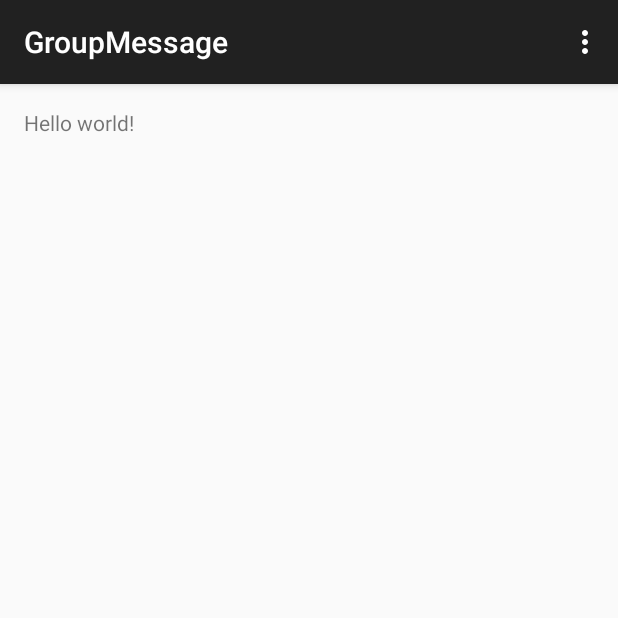
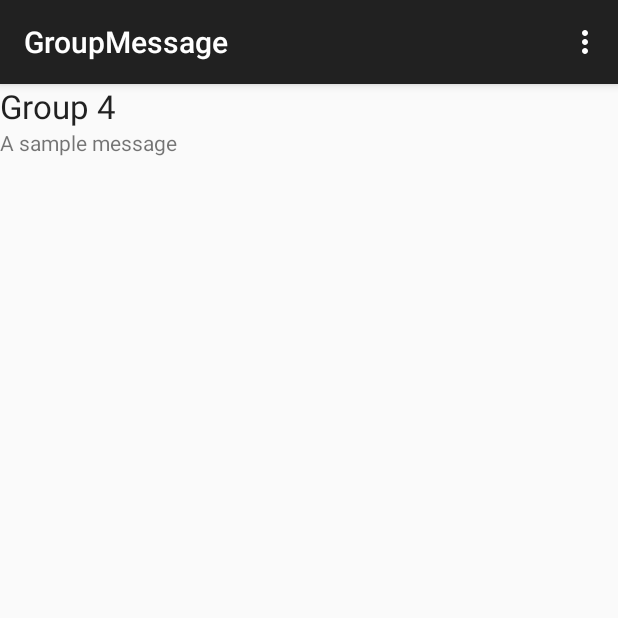
Before and after one commit to vaneyck/group-message, an Android app: the screen it shows after launch (MainActivity), on a phone screen of 412 x 824 dp, the top half of it. Run offline under Robolectric (Android 15) with nearby library versions, the phone set to English and light mode, and no system bars; libraries missing offline, so code that uses them is left out: com.orm; 1 statement that could not run was skipped.

Commit message:
Can list group messages

```diff
--- a/App/build.gradle
+++ b/App/build.gradle
@@ -7,10 +7,10 @@ buildscript {
 		}
 	}
 	dependencies {
-		classpath 'com.android.tools.build:gradle:1.3.0'
+		classpath 'com.android.tools.build:gradle:1.5.0'
 	}
 }
-apply plugin: 'android'
+apply plugin: 'com.android.application'
 
 repositories {
 	mavenLocal()
@@ -25,7 +25,7 @@ android {
 	buildToolsVersion "23.0.2"
 
 	defaultConfig {
-		minSdkVersion 7
+		minSdkVersion 14
 		targetSdkVersion 23
 	}
 	buildTypes {
@@ -42,7 +42,7 @@ android {
 }
 
 dependencies {
-	compile 'com.android.support:appcompat-v7:23.0.0'
+	compile 'com.android.support:appcompat-v7:23.1.1'
 	androidTestCompile 'junit:junit:4.+'
 	compile "com.github.satyan:sugar:1.3"
 }
--- a/App/src/main/java/com/vanks/groupmessage/MainActivity.java
+++ b/App/src/main/java/com/vanks/groupmessage/MainActivity.java
@@ -16,8 +16,17 @@ import android.view.Menu;
 import android.view.MenuItem;
 import android.view.View;
 import android.view.ViewGroup;
+import android.widget.ListView;
+
+import com.vanks.groupmessage.arrayadapters.main.MessageListItemArrayAdapter;
+import com.vanks.groupmessage.models.Message;
+
+import java.util.ArrayList;
 
 public class MainActivity extends AppCompatActivity implements LoaderManager.LoaderCallbacks<Cursor> {
+    ListView messageListView;
+    MessageListItemArrayAdapter messageListItemArrayAdapter;
+    ArrayList<Message> messageArrayList;
 
     private static final int URL_LOADER = 0;
 
@@ -25,14 +34,16 @@ public class MainActivity extends AppCompatActivity implements LoaderManager.Loa
     protected void onCreate(Bundle savedInstanceState) {
         super.onCreate(savedInstanceState);
         setContentView(R.layout.activity_main);
+        initialiseUi();
 
         if (savedInstanceState == null) {
+            /*
             getSupportFragmentManager().beginTransaction()
                     .add(R.id.container, new PlaceholderFragment())
                     .commit();
+            */
         }
     }
-
 
     @Override
     public boolean onCreateOptionsMenu(Menu menu) {
@@ -52,6 +63,17 @@ public class MainActivity extends AppCompatActivity implements LoaderManager.Loa
             return true;
         }
         return super.onOptionsItemSelected(item);
+    }
+
+
+    private void initialiseUi () {
+        Message testMessage = new Message("A sample message", 4l);
+        messageArrayList = new ArrayList<Message>();
+        messageArrayList.add(testMessage);
+        messageListView =  (ListView) findViewById(R.id.messageListView);
+        messageListItemArrayAdapter = new MessageListItemArrayAdapter(this, R.layout.landing_page_message_list_item, messageArrayList);
+        messageListView.setAdapter(messageListItemArrayAdapter);
+        messageListItemArrayAdapter.notifyDataSetChanged();
     }
 
     /**
--- /dev/null
+++ b/App/src/main/java/com/vanks/groupmessage/arrayadapters/main/MessageListItemArrayAdapter.java
@@ -0,0 +1,53 @@
+package com.vanks.groupmessage.arrayadapters.main;
+
+import android.app.Activity;
+import android.content.Context;
+import android.view.LayoutInflater;
+import android.view.View;
+import android.view.ViewGroup;
+import android.widget.ArrayAdapter;
+import android.widget.TextView;
+
+import com.vanks.groupmessage.R;
+import com.vanks.groupmessage.models.Message;
+
+import java.util.ArrayList;
+import java.util.List;
+
+public class MessageListItemArrayAdapter extends ArrayAdapter<Message> {
+	Context context;
+	int layoutResourceId;
+	ArrayList<Message> messageArrayList;
+
+	public MessageListItemArrayAdapter (Context context, int layoutResourceId, List<Message> messageList) {
+		super(context, layoutResourceId, messageList);
+		this.context = context;
+		this.layoutResourceId = layoutResourceId;
+		this.messageArrayList = (ArrayList<Message>) messageList;
+	}
+
+	@Override
+	public View getView (int position, View convertView, ViewGroup parent) {
+		View row = convertView;
+		MessageRowHolder messageRowHolder = null;
+		if(row == null) {
+			LayoutInflater inflater = ((Activity) context).getLayoutInflater();
+			row = inflater.inflate(layoutResourceId, parent, false);
+
+			messageRowHolder = new MessageRowHolder();
+			messageRowHolder.groupNameTextView = (TextView) row.findViewById(R.id.groupNameTextView);
+			messageRowHolder.messageSummaryTextView = (TextView) row.findViewById(R.id.messageSummaryTextView);
+			row.setTag(messageRowHolder);
+		} else {
+			messageRowHolder = (MessageRowHolder) row.getTag();
+		}
+		Message message = messageArrayList.get(position);
+		messageRowHolder.groupNameTextView.setText(message.getGroupName());
+		messageRowHolder.messageSummaryTextView.setText(message.getText());
+		return row;
+	}
+
+	static class MessageRowHolder {
+		TextView groupNameTextView, messageSummaryTextView;
+	}
+}
--- a/App/src/main/java/com/vanks/groupmessage/models/Message.java
+++ b/App/src/main/java/com/vanks/groupmessage/models/Message.java
@@ -12,6 +12,11 @@ public class Message extends SugarRecord<Message> {
 	Long groupId;
 
 	public Message () {}
+
+	public Message (String text, Long groupId) {
+		this.text = text;
+		this.groupId = groupId;
+	}
 
 	/**
 	 * Retrieve a list of Recipients assigned to a Message object
@@ -30,4 +35,13 @@ public class Message extends SugarRecord<Message> {
 		Recipient recipient =  new Recipient();
 
 	}
+
+	public String getGroupName () {
+		//TODO return group name
+		return "Group " + groupId;
+	}
+
+	public String getText () {
+		return text;
+	}
 }
--- a/App/src/main/res/layout/activity_main.xml
+++ b/App/src/main/res/layout/activity_main.xml
@@ -1,7 +1,9 @@
-<FrameLayout xmlns:android="http://schemas.android.com/apk/res/android"
-    xmlns:tools="http://schemas.android.com/tools"
-    android:id="@+id/container"
+<LinearLayout xmlns:android="http://schemas.android.com/apk/res/android"
+    android:orientation="vertical"
     android:layout_width="match_parent"
-    android:layout_height="match_parent"
-    tools:context="com.vanks.groupmessage.MainActivity"
-    tools:ignore="MergeRootFrame" />
+    android:layout_height="match_parent">
+	<ListView
+		android:layout_width="wrap_content"
+		android:layout_height="wrap_content"
+		android:id="@+id/messageListView"/>
+</LinearLayout>
--- /dev/null
+++ b/App/src/main/res/layout/landing_page_message_list_item.xml
@@ -0,0 +1,19 @@
+<?xml version="1.0" encoding="utf-8"?>
+<LinearLayout xmlns:android="http://schemas.android.com/apk/res/android"
+              android:orientation="vertical"
+              android:layout_width="match_parent"
+              android:layout_height="match_parent">
+
+    <TextView
+        android:layout_width="wrap_content"
+        android:layout_height="wrap_content"
+        android:textAppearance="?android:attr/textAppearanceLarge"
+        android:text="Large Text"
+        android:id="@+id/groupNameTextView"/>
+    <TextView
+        android:layout_width="wrap_content"
+        android:layout_height="wrap_content"
+        android:textAppearance="?android:attr/textAppearanceSmall"
+        android:text="Small Text"
+        android:id="@+id/messageSummaryTextView"/>
+</LinearLayout>
```
Also changed, not shown: 2 other files.
